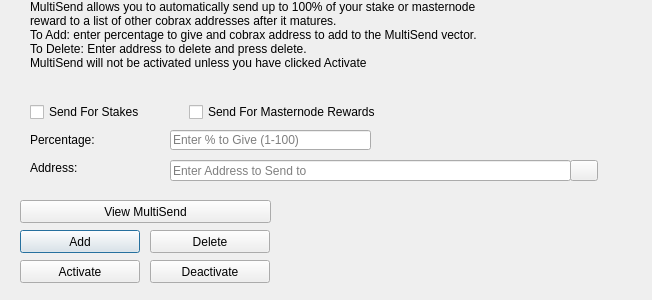
Qt form src/qt/forms/multisenddialog.ui (atomdax/Yotoken) before a commit.
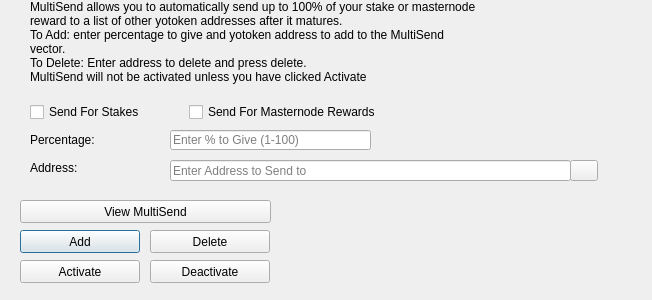
The same form after that commit. Icons and pictures are not drawn.

Diff of the .ui file:
```diff
--- a/src/qt/forms/multisenddialog.ui
+++ b/src/qt/forms/multisenddialog.ui
@@ -61,8 +61,8 @@
     <number>1</number>
    </property>
    <property name="text">
-    <string>MultiSend allows you to automatically send up to 100% of your stake or masternode reward to a list of other cobrax addresses after it matures.
-To Add: enter percentage to give and cobrax address to add to the MultiSend vector.
+    <string>MultiSend allows you to automatically send up to 100% of your stake or masternode reward to a list of other yotoken addresses after it matures.
+To Add: enter percentage to give and yotoken address to add to the MultiSend vector.
 To Delete: Enter address to delete and press delete.
 MultiSend will not be activated unless you have clicked Activate</string>
    </property>
```
Left out of the diff: 4 changed lines with no effect on the pictures.
